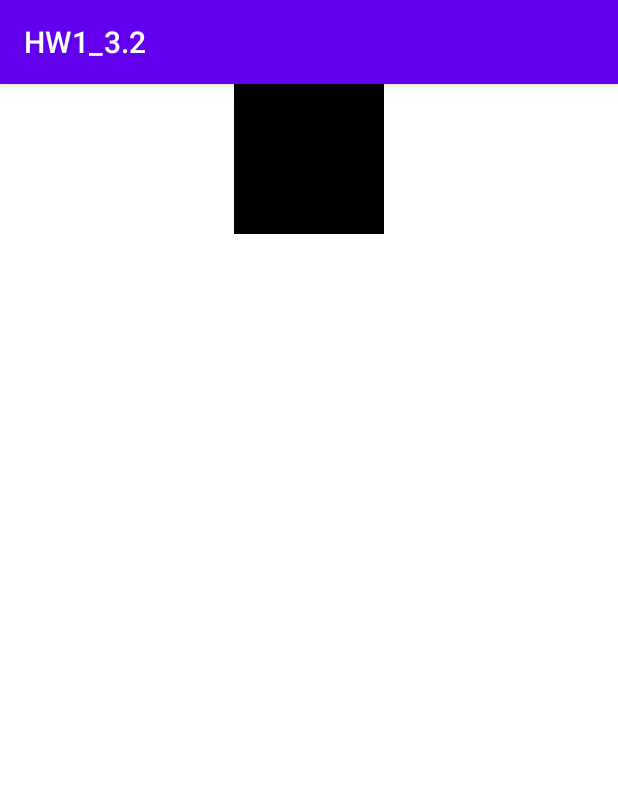
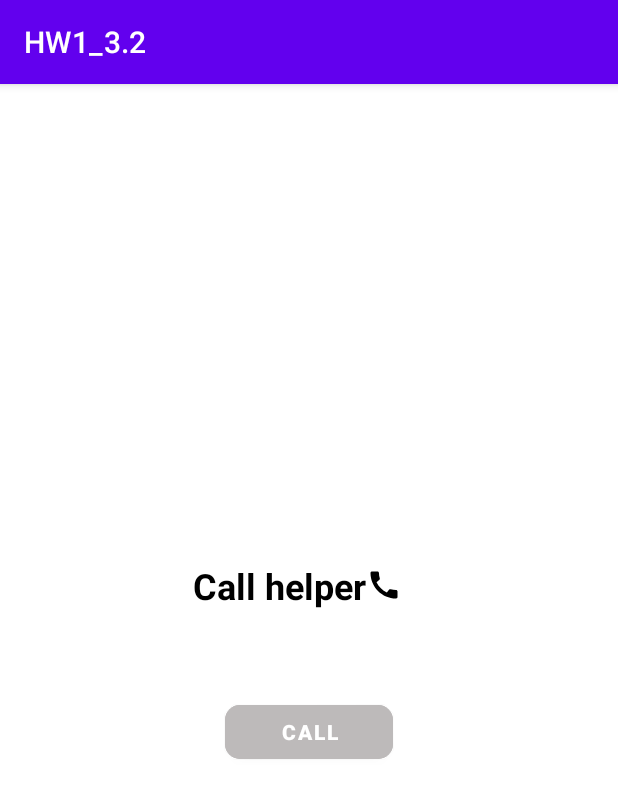
Before and after one commit to KadyrbaevKakyinur/HW1_3.2, an Android app: the SecondActivity screen opened directly, with no data from a screen before it, on a phone screen of 412 x 824 dp. Shown: the top 798 px of the screen. Run offline under Robolectric (Android 15) with nearby library versions, the phone set to English and light mode, and no system bars.

Commit message:
re-corrected

```diff
--- a/app/src/main/java/com/example/hw1_32/SecondActivity.java
+++ b/app/src/main/java/com/example/hw1_32/SecondActivity.java
@@ -10,56 +10,45 @@ import androidx.appcompat.app.AppCompatActivity;
 import android.app.Activity;
 import android.content.Intent;
 import android.media.Image;
+import android.net.Uri;
 import android.os.Bundle;
+import android.widget.Button;
 import android.widget.ImageView;
 import android.widget.TextView;
 
 public class SecondActivity extends AppCompatActivity {
 
     private TextView textView;
-    private ImageView imageView;
+    private String  phoneNamber;
+    private Button call_btn;
 
     @Override
     protected void onCreate(Bundle savedInstanceState) {
         super.onCreate(savedInstanceState);
         setContentView(R.layout.activity_second);
+        call_btn= findViewById(R.id.call_btn);
+        textView = findViewById(R.id.text_view);
 
-
-        ActivityResultLauncher<Intent> result =
-                registerForActivityResult(new ActivityResultContracts.StartActivityForResult(),
-                        new ActivityResultCallback<ActivityResult>() {
-                    @Override
-                    public void onActivityResult(ActivityResult result) {
-                        imageView.setImageURI(result.getData().getData());
-                    }
-                });
+        Intent intent = getIntent();
+        phoneNamber = intent.getStringExtra("edit");
+        textView.setText(phoneNamber);
 
 
 
-        textView = findViewById(R.id.text_view);
-        imageView = findViewById(R.id.image_view);
         String text = getIntent().getStringExtra("edit");
         textView.setText(text);
 
-        textView.setOnClickListener(view -> {
-            Intent intent = new Intent(Intent.ACTION_CALL);
-            startActivity(intent);
+        call_btn.setOnClickListener(view -> {
+            String phoneNumber = textView.getText().toString();
+            Intent intent2 = new Intent(Intent.ACTION_DIAL);
+            intent2.setData(Uri.parse("tel:"+phoneNumber));
+            startActivity(intent2);
         });
 
 
 
     }
 
-//    @Override
-//    protected void onActivityResult(int requestCode, int resultCode, @Nullable Intent data) {
-//        super.onActivityResult(requestCode, resultCode, data);
-//        if(resultCode == RESULT_OK){
-//            if(requestCode == 1){
-//            imageView.setImageURI(data.getData());
-//            }
-//        }
-//    }
-
 
 
 
--- /dev/null
+++ b/app/src/main/res/drawable/ic_call.xml
@@ -0,0 +1,5 @@
+<vector android:height="24dp" android:tint="#000000"
+    android:viewportHeight="24" android:viewportWidth="24"
+    android:width="24dp" xmlns:android="http://schemas.android.com/apk/res/android">
+    <path android:fillColor="@android:color/white" android:pathData="M20.01,15.38c-1.23,0 -2.42,-0.2 -3.53,-0.56 -0.35,-0.12 -0.74,-0.03 -1.01,0.24l-1.57,1.97c-2.83,-1.35 -5.48,-3.9 -6.89,-6.83l1.95,-1.66c0.27,-0.28 0.35,-0.67 0.24,-1.02 -0.37,-1.11 -0.56,-2.3 -0.56,-3.53 0,-0.54 -0.45,-0.99 -0.99,-0.99H4.19C3.65,3 3,3.24 3,3.99 3,13.28 10.73,21 20.01,21c0.71,0 0.99,-0.63 0.99,-1.18v-3.45c0,-0.54 -0.45,-0.99 -0.99,-0.99z"/>
+</vector>
--- a/app/src/main/res/layout/activity_main.xml
+++ b/app/src/main/res/layout/activity_main.xml
@@ -8,6 +8,7 @@
 
 
     <EditText
+        android:hint="number"
         android:id="@+id/edit_text"
         android:layout_width="match_parent"
         android:layout_height="wrap_content"
--- a/app/src/main/res/layout/activity_second.xml
+++ b/app/src/main/res/layout/activity_second.xml
@@ -7,22 +7,46 @@
     tools:context=".SecondActivity">
 
 
+
     <TextView
+        android:drawableRight="@drawable/ic_call"
+        android:drawable="@drawable/ic_call"
+        android:layout_marginBottom="10dp"
+        android:id="@+id/text_call"
+        android:textStyle="bold"
+        android:textSize="24sp"
+        android:layout_marginStart="190dp"
+        app:layout_constraintStart_toStartOf="parent"
+        app:layout_constraintBottom_toTopOf="@id/text_view"
+        app:layout_constraintEnd_toEndOf="@id/text_view"
+        android:textColor="@color/black"
+        android:text="@string/call_helper"
+        android:layout_width="wrap_content"
+        android:layout_height="wrap_content"/>
+
+
+    <TextView
+        android:textSize="35sp"
         android:id="@+id/text_view"
+        app:layout_constraintBottom_toBottomOf="parent"
+        app:layout_constraintEnd_toEndOf="parent"
+        app:layout_constraintStart_toStartOf="parent"
+        app:layout_constraintTop_toTopOf="parent"
         android:layout_width="wrap_content"
-        android:layout_height="wrap_content"
+        android:layout_height="wrap_content"/>
+
+
+    <com.google.android.material.button.MaterialButton
+        android:id="@+id/call_btn"
+        android:backgroundTint="@color/grey"
+        android:textStyle="bold"
+        android:text="@string/call"
+        app:cornerRadius="10dp"
+        app:layout_constraintEnd_toEndOf="parent"
         app:layout_constraintStart_toStartOf="parent"
-        app:layout_constraintEnd_toEndOf="parent"
-        app:layout_constraintTop_toTopOf="parent"
-        app:layout_constraintBottom_toBottomOf="parent"/>
-
-    <ImageView
-        android:id="@+id/image_view"
-        android:layout_width="100dp"
-        android:layout_height="100dp"
-        app:layout_constraintTop_toTopOf="parent"
-        app:layout_constraintStart_toStartOf="parent"
-        app:layout_constraintEnd_toEndOf="parent"
-        android:background="@color/black"/>
+        android:layout_marginHorizontal= "150dp"
+        app:layout_constraintTop_toBottomOf="@id/text_view"
+        android:layout_width="match_parent"
+        android:layout_height="wrap_content"/>
 
 </androidx.constraintlayout.widget.ConstraintLayout>
--- a/app/src/main/res/values/colors.xml
+++ b/app/src/main/res/values/colors.xml
@@ -7,4 +7,5 @@
     <color name="teal_700">#FF018786</color>
     <color name="black">#FF000000</color>
     <color name="white">#FFFFFFFF</color>
+    <color name="grey">#BDBABA</color>
 </resources>
--- a/app/src/main/res/values/strings.xml
+++ b/app/src/main/res/values/strings.xml
@@ -1,3 +1,8 @@
 <resources>
     <string name="app_name">HW1_3.2</string>
+    <string name="call_helper">Call helper</string>
+    <string name="send_to_next_screen">Send</string>
+    <string name="phone_number">Enter phone number</string>
+    <string name="call">Call</string>
+
 </resources>
```
Also changed, not shown: app/src/main/java/com/example/hw1_32/MainActivity.java (+0 -7 lines).
